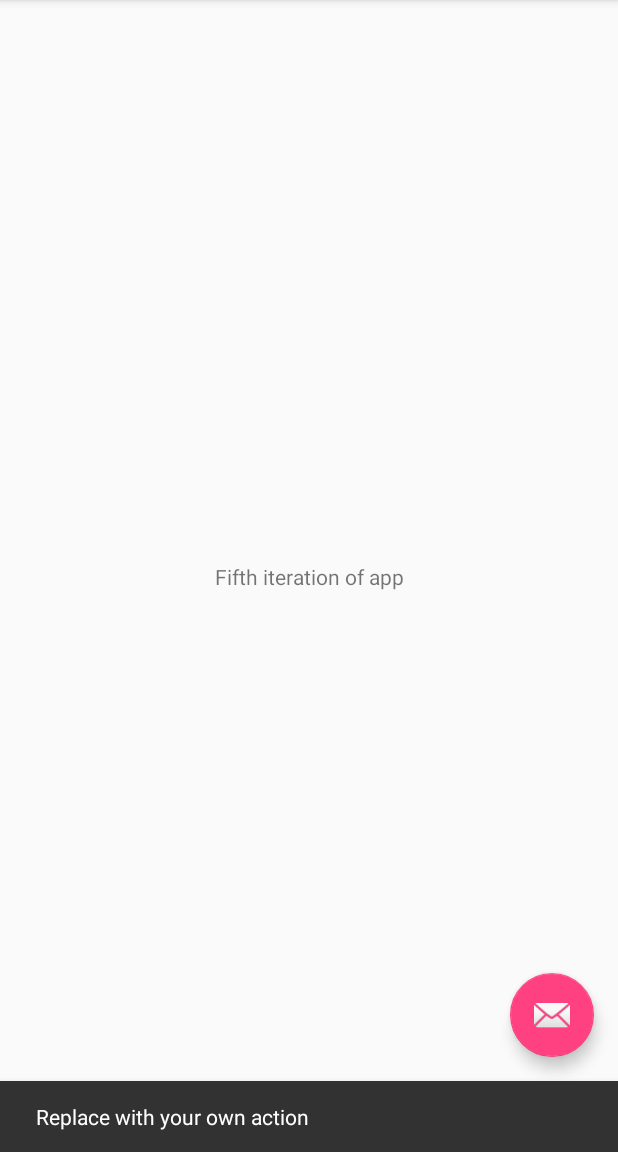
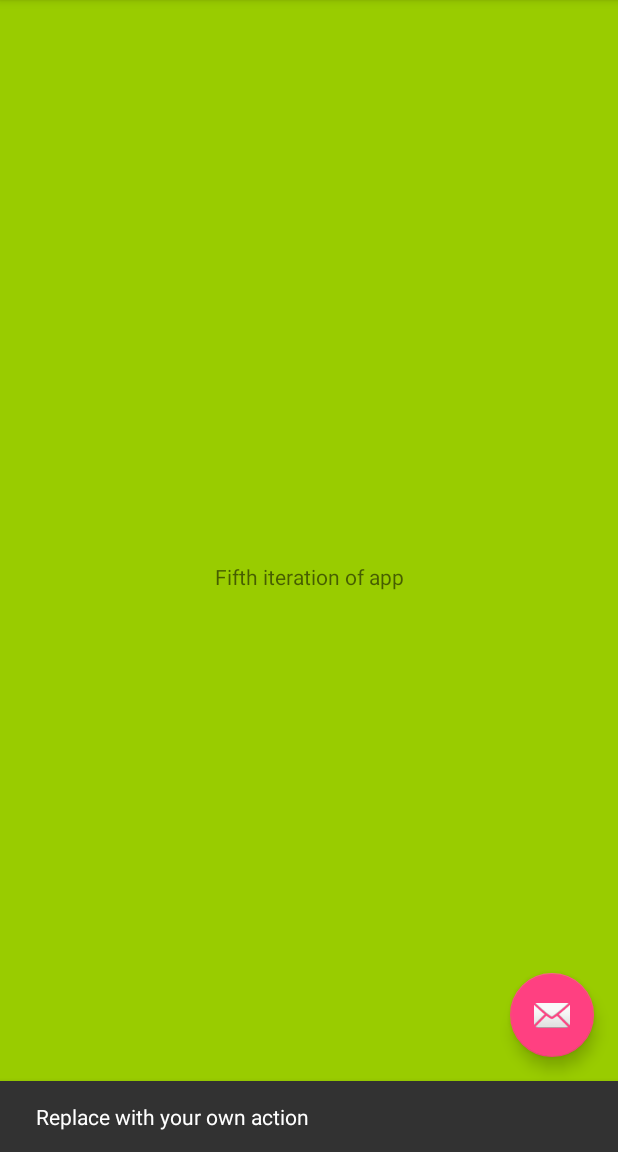
Before and after one commit to mmm111mmm/WeatherTest, an Android app: the screen it shows after launch (MainActivity), after a tap on an icon or button, on a phone screen of 412 x 824 dp, the part 84-1236 px from its top. Run offline under Robolectric (Android 15) with nearby library versions, the phone set to English and light mode, and no system bars; libraries missing offline, so code that uses them is left out: net.hockeyapp.android; 3 statements that could not run were skipped.

Commit message:
Change of background colour.

```diff
--- a/app/src/main/java/newfivefour/com/meteotestapp/MainActivity.kt
+++ b/app/src/main/java/newfivefour/com/meteotestapp/MainActivity.kt
@@ -25,6 +25,7 @@ class MainActivity : BaseActivity(), NavigationView.OnNavigationItemSelectedList
                 var i = 5
                 var j = 5
                 var k = 6
+                var m = 7
                 Thread.sleep(1000)
                 var o: Object? = null
                 o!!.toString()
--- a/app/src/main/res/layout/content_main_activity.xml
+++ b/app/src/main/res/layout/content_main_activity.xml
@@ -5,6 +5,7 @@
     android:layout_width="match_parent"
     android:layout_height="match_parent"
     app:layout_behavior="@string/appbar_scrolling_view_behavior"
+    android:background="@android:color/holo_green_light"
     tools:context=".MainActivity"
     tools:showIn="@layout/app_bar_main_activity">
 
```
